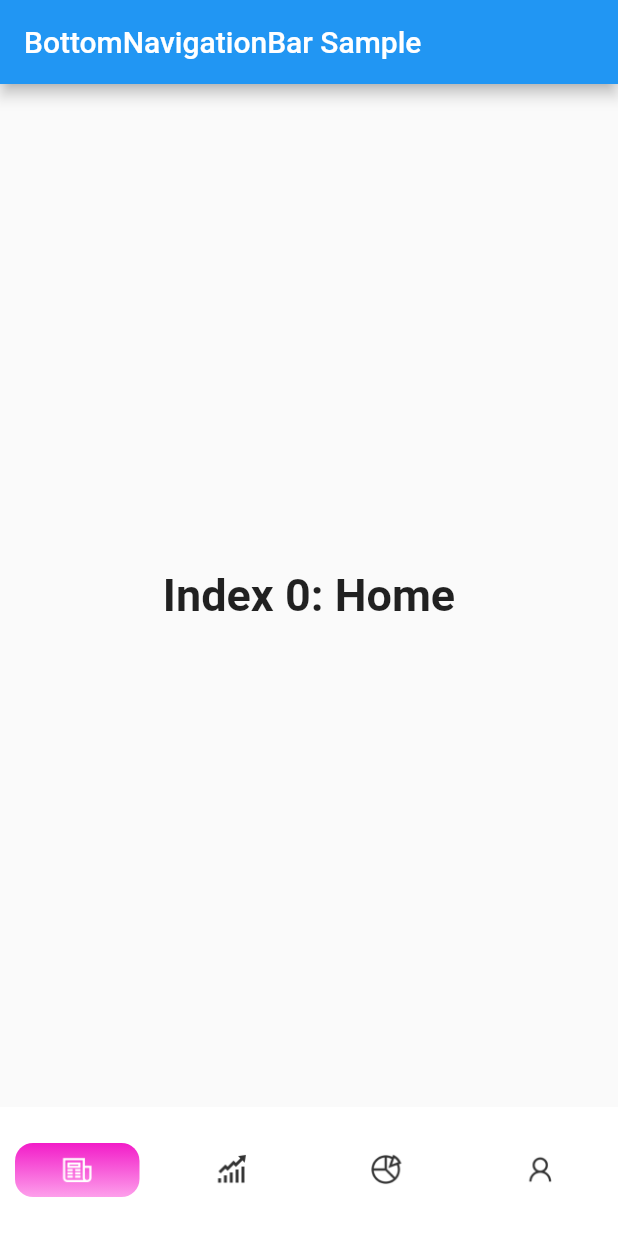
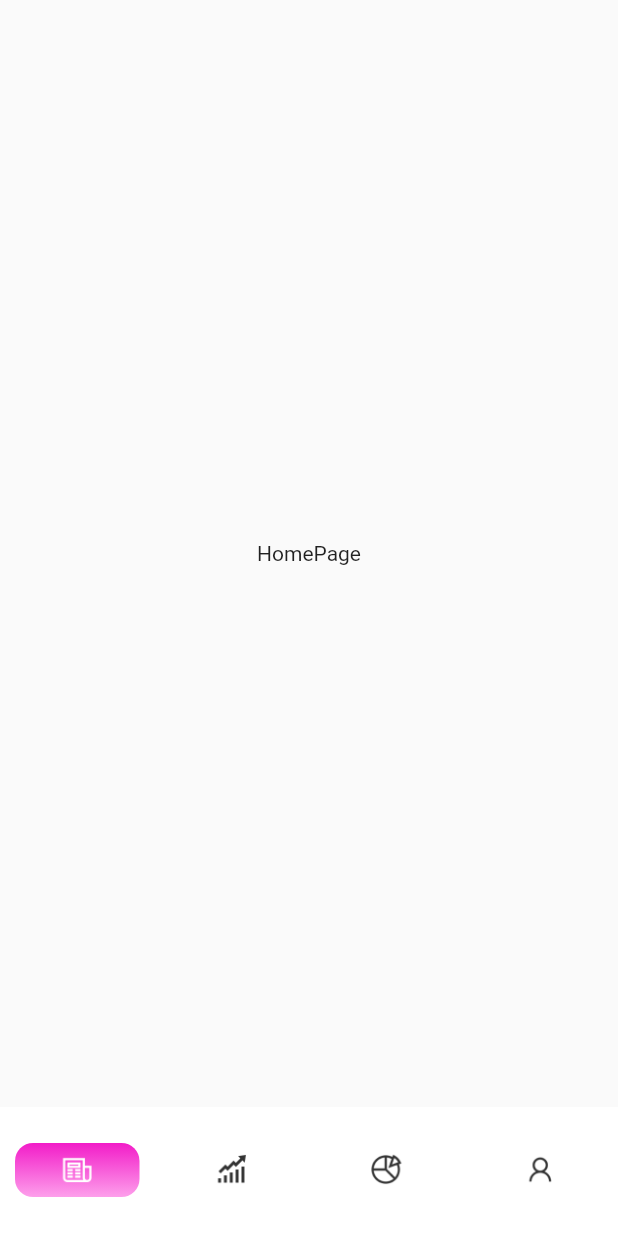
Before and after one commit to devdasz/predict_it, a Flutter app: the screen it shows after launch, on a phone screen of 412 x 824 dp. Run offline on Flutter 3.47's test engine with Material 2 defaults, Android fonts, the phone set to English and light mode, and no system bars.

Commit message:
Homepage added

```diff
--- a/lib/main.dart
+++ b/lib/main.dart
@@ -1,4 +1,5 @@
 import 'package:flutter/material.dart';
+import 'package:predict_it/screens/home_page.dart';
 
 // main function -- entry point
 void main() {
@@ -43,10 +44,7 @@ class _PredictionAppState extends State<PredictionApp> {
 
   // This will hold all window/ widgets to switch via bottom nav bar
   static const List<Widget> _widgetOptions = <Widget>[
-    Text(
-      'Index 0: Home',
-      style: optionStyle,
-    ),
+    HomePage(),
     Text(
       'Index 1: Market',
       style: optionStyle,
@@ -104,9 +102,6 @@ class _PredictionAppState extends State<PredictionApp> {
   @override
   Widget build(BuildContext context) {
     return Scaffold(
-      appBar: AppBar(
-        title: const Text('BottomNavigationBar Sample'),
-      ),
       body: Center(
         child: _widgetOptions.elementAt(_selectedIndex),
       ),
--- /dev/null
+++ b/lib/screens/home_page.dart
@@ -0,0 +1,14 @@
+import 'package:flutter/cupertino.dart';
+import 'package:flutter/src/widgets/container.dart';
+import 'package:flutter/src/widgets/framework.dart';
+
+class HomePage extends StatelessWidget {
+  const HomePage({super.key});
+
+  @override
+  Widget build(BuildContext context) {
+    return Container(
+      child: Center(child: Text("HomePage")),
+    );
+  }
+}
```
